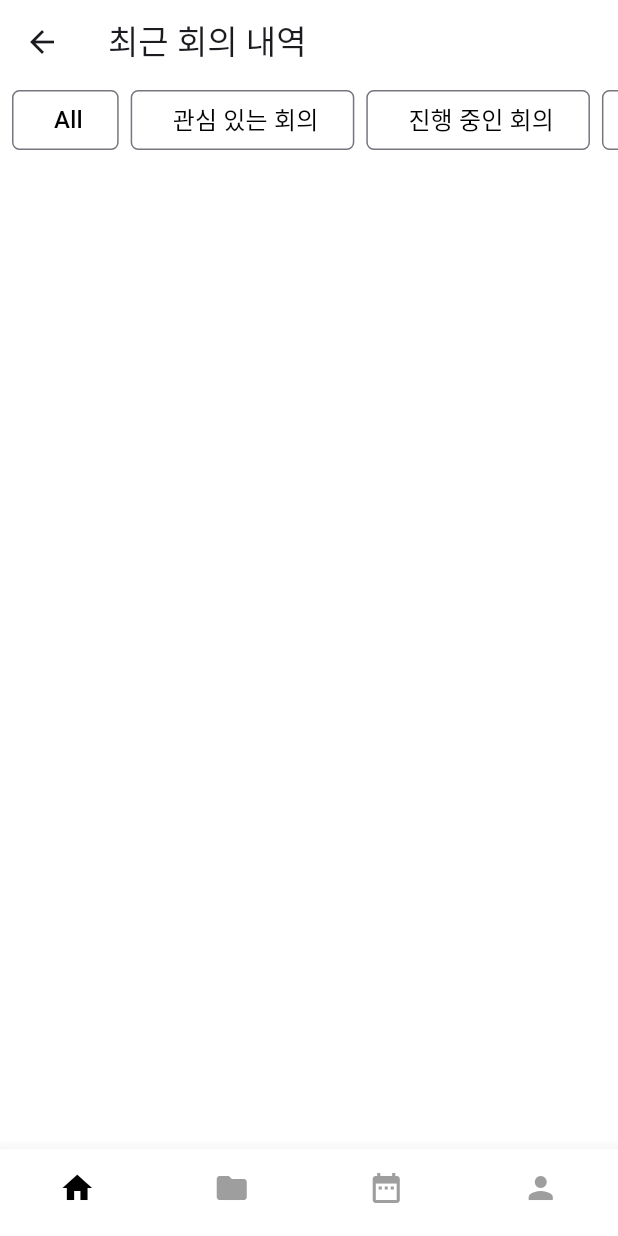
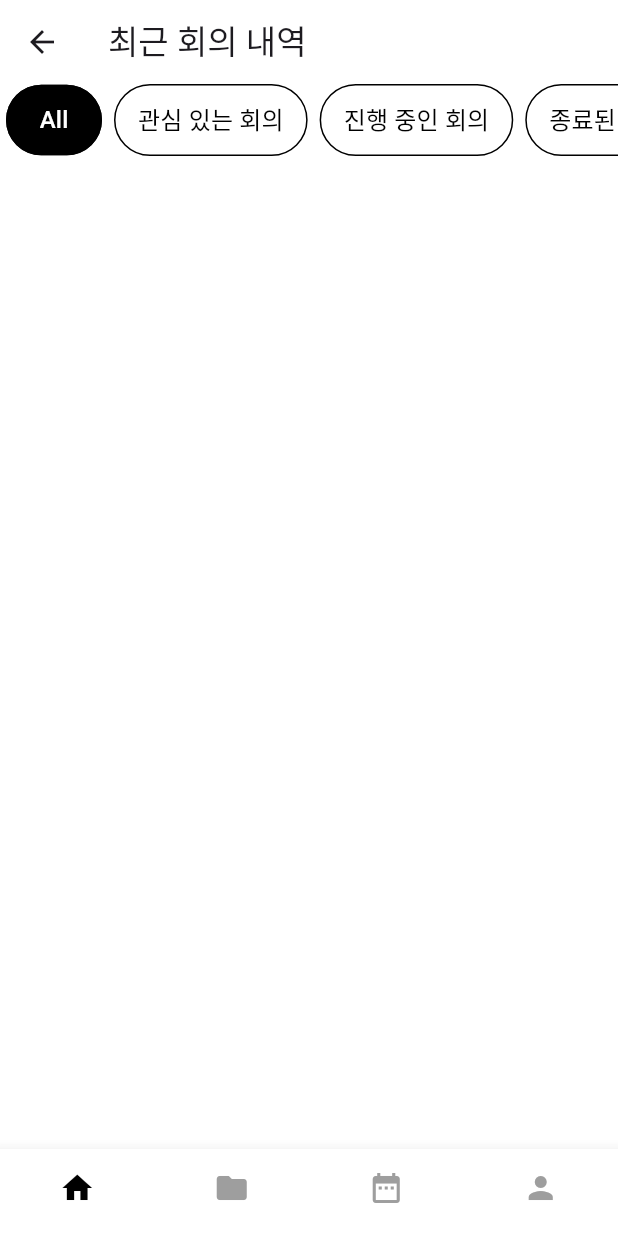
Before and after one commit to Aonickname/Tino, a Flutter app: the screen it shows after launch, after a tap on "최근 회의 내역", on a phone screen of 412 x 824 dp. Run offline on Flutter 3.47's test engine with Material 3 defaults, Android fonts, the phone set to English and light mode, and no system bars; our stand-ins replace smooth_page_indicator.

Commit message:
코드 최적화

```diff
--- a/lib/widgets/folder_appbar.dart
+++ b/lib/widgets/folder_appbar.dart
@@ -2,74 +2,58 @@ import 'package:flutter/material.dart';
 import '../style.dart';
 import '../screens/folder_screen.dart';
 
-class FolderAppbar extends StatelessWidget {
+class FolderAppbar extends StatefulWidget {
+  @override
+  _FolderAppbarState createState() => _FolderAppbarState();
+}
+
+class _FolderAppbarState extends State<FolderAppbar> {
+  int selectedIndex = 0; // 선택된 버튼의 인덱스를 저장
+
+  final List<String> buttonLabels = ["All", "관심 있는 회의", "진행 중인 회의", "종료된 회의"];
+
   @override
   Widget build(BuildContext context) {
-
-
     return Container(
       child: SingleChildScrollView(
         scrollDirection: Axis.horizontal,
         child: Row(
-          children: [
+          children: List.generate(buttonLabels.length, (index) {
+            bool isSelected = selectedIndex == index;
 
-            SizedBox(width: 8.0),
-
-            OutlinedButton(
+            return Padding(
+              padding: const EdgeInsets.symmetric(horizontal: 4.0),
+              child: OutlinedButton(
                 onPressed: () {
-                print("all");
+                  setState(() {
+                    selectedIndex = index;
+                  });
+                  print(buttonLabels[index]);
                 },
-              style: commonButtonStyle,
-              child: Row(
-                children: [
-                  SizedBox(width: 4.0),
-                  Text("All", style: commonTextStyle),
-                ],
+                style: ButtonStyle(
+                  backgroundColor: MaterialStateProperty.all(
+                    isSelected ? Colors.black : Colors.transparent,
+                  ),
+                  foregroundColor: MaterialStateProperty.all(
+                    isSelected ? Colors.white : Colors.black,
+                  ),
+                  side: MaterialStateProperty.all(
+                    BorderSide(color: Colors.black),
+                  ),
+                  padding: MaterialStateProperty.all(
+                    EdgeInsets.symmetric(horizontal: 16.0, vertical: 12.0),
                   ),
                 ),
-
-            SizedBox(width: 8.0),
-            OutlinedButton(
-              onPressed: () {
-                print("interest");
-              },
-              style: commonButtonStyle,
-              child: Row(
-                children: [
-                  SizedBox(width: 4.0),
-                  Text("관심 있는 회의", style: commonTextStyle),
-                ],
+                child: Text(
+                  buttonLabels[index],
+                  style: TextStyle(
+                    fontSize: 16.0,
+                    color: isSelected ? Colors.white : Colors.black,
                   ),
                 ),
-            SizedBox(width: 8.0),
-
-            OutlinedButton(
-              onPressed: () {
-                print("ing");
-              },
-              style: commonButtonStyle,
-              child: Row(
-                children: [
-                  SizedBox(width: 4.0),
-                  Text("진행 중인 회의", style: commonTextStyle),
-                ],
               ),
-            ),
-            SizedBox(width: 8.0),
-
-            OutlinedButton(
-              onPressed: () {
-                print("done");
-              },
-              style: commonButtonStyle,
-              child: Row(
-                children: [
-                  SizedBox(width: 4.0),
-                  Text("종료된 회의", style: commonTextStyle),
-                ],
-              ),
-            ),
-          ],
+            );
+          }),
         ),
       ),
     );
--- a/lib/widgets/home_appbar.dart
+++ b/lib/widgets/home_appbar.dart
@@ -3,15 +3,30 @@ import '../style.dart';
 import '../screens/folder_screen.dart';
 
 class HomeAppBarWidget extends StatelessWidget {
+  final List<Map<String, dynamic>> buttons = [
+    {
+      "icon": Icons.favorite_outline,
+      "text": "관심 있는 회의",
+    },
+    {
+      "icon": Icons.schedule,
+      "text": "최근 회의 내역",
+    },
+    {
+      "icon": Icons.download,
+      "text": "회의록 다운로드",
+    },
+  ];
+
   @override
   Widget build(BuildContext context) {
-    return Container(
-      child: SingleChildScrollView(
-        scrollDirection: Axis.horizontal,
-        child: Row(
-          children: [
-            SizedBox(width: 8.0),
-            OutlinedButton(
+    return SingleChildScrollView(
+      scrollDirection: Axis.horizontal,
+      child: Row(
+        children: List.generate(buttons.length, (index) {
+          return Padding(
+            padding: const EdgeInsets.symmetric(horizontal: 4.0),
+            child: OutlinedButton(
               onPressed: () {
                 Navigator.push(
                   context,
@@ -21,51 +36,14 @@ class HomeAppBarWidget extends StatelessWidget {
               style: commonButtonStyle,
               child: Row(
                 children: [
-                  Icon(Icons.favorite_outline, color: Colors.black),
+                  Icon(buttons[index]["icon"], color: Colors.black),
                   SizedBox(width: 4.0),
-                  Text("관심 있는 회의", style: commonTextStyle),
+                  Text(buttons[index]["text"], style: commonTextStyle),
                 ],
               ),
             ),
-
-            SizedBox(width: 8.0),
-            OutlinedButton(
-              onPressed: () {
-                Navigator.push(
-                  context,
-                  MaterialPageRoute(builder: (context) => FolderScreen()),
-                );
-              },
-              style: commonButtonStyle,
-              child: Row(
-                children: [
-                  Icon(Icons.schedule, color: Colors.black),
-                  SizedBox(width: 4.0),
-                  Text("최근 회의 내역", style: commonTextStyle),
-                ],
-              ),
-            ),
-            SizedBox(width: 8.0),
-
-            OutlinedButton(
-              onPressed: () {
-                Navigator.push(
-                  context,
-                  MaterialPageRoute(builder: (context) => FolderScreen()),
-                );
-              },
-              style: commonButtonStyle,
-              child: Row(
-                children: [
-                  Icon(Icons.download, color: Colors.black),
-                  SizedBox(width: 4.0),
-                  Text("회의록 다운로드", style: commonTextStyle),
-                ],
-              ),
-            ),
-            SizedBox(width: 8.0),
-          ],
-        ),
+          );
+        }),
       ),
     );
   }
```
Lines whose indentation alone changed are shown as unchanged.
